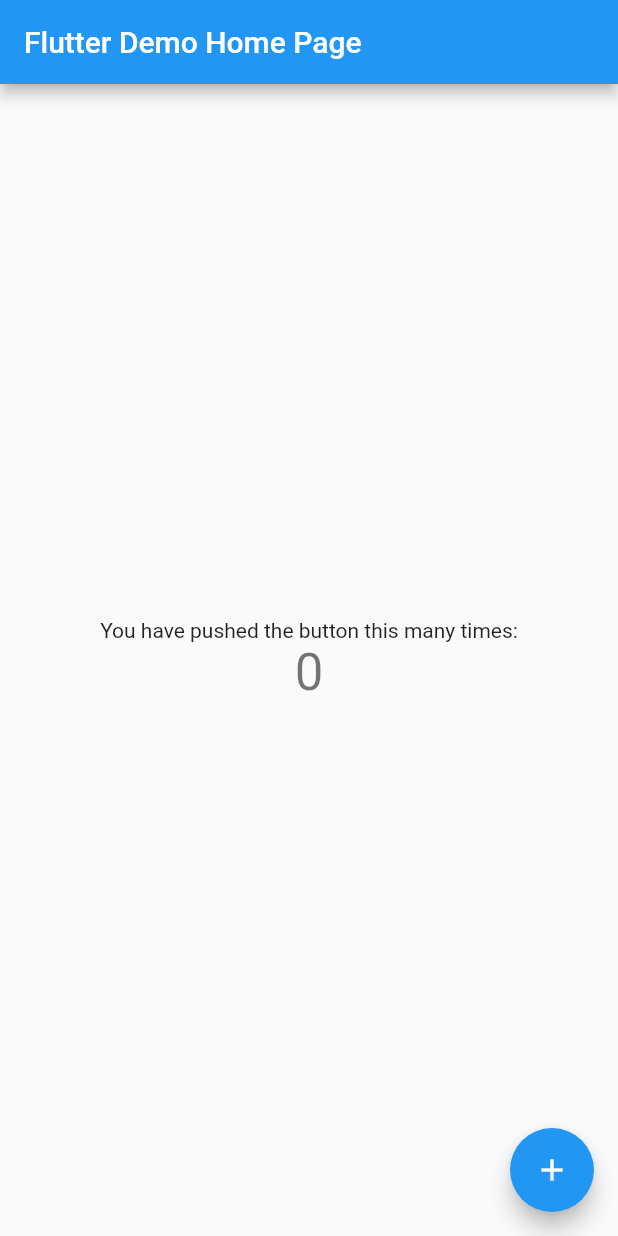
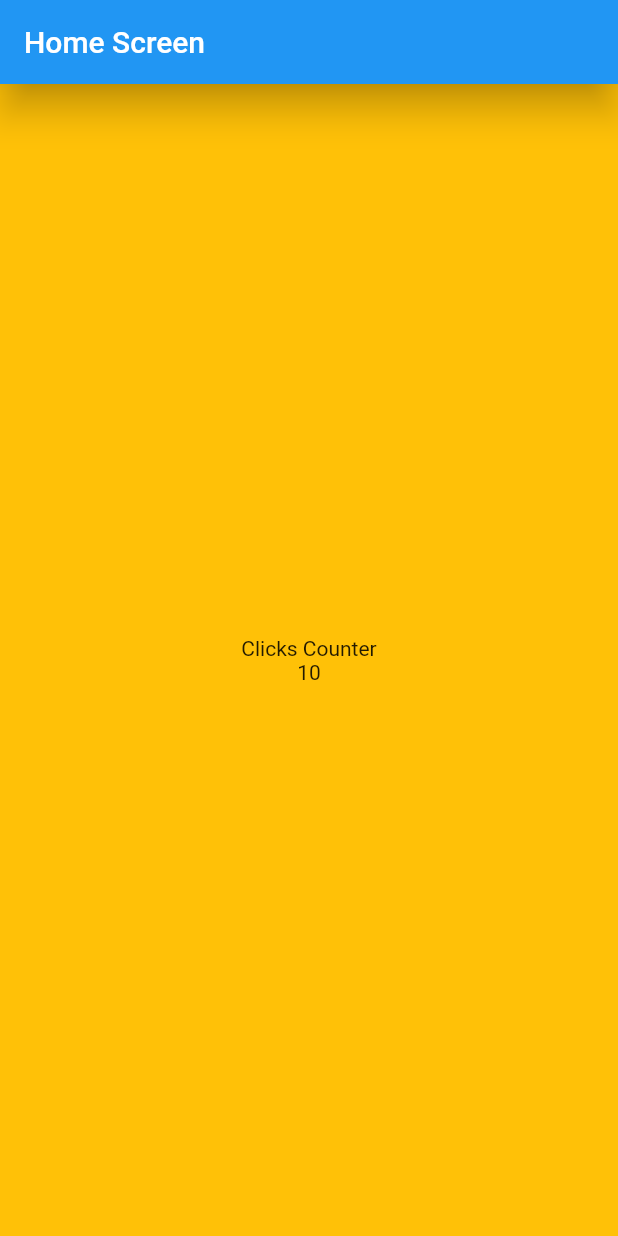
Before and after one commit to AlexanderMendivil/counter_flutter, a Flutter app: the screen it shows after launch, on a phone screen of 412 x 824 dp. Run offline on Flutter 3.47's test engine with Material 2 defaults, Android fonts, the phone set to English and light mode, and no system bars.

Commit message:
Primer widget

```diff
--- a/lib/main.dart
+++ b/lib/main.dart
@@ -1,115 +1,20 @@
 import 'package:flutter/material.dart';
+import 'package:counter_app/screens/home_screen.dart';
 
-void main() {
-  runApp(const MyApp());
+void main(){
+  runApp( const MyApp() );
 }
 
-class MyApp extends StatelessWidget {
+class MyApp extends StatelessWidget{
   const MyApp({super.key});
 
-  // This widget is the root of your application.
-  @override
-  Widget build(BuildContext context) {
-    return MaterialApp(
-      title: 'Flutter Demo',
-      theme: ThemeData(
-        // This is the theme of your application.
-        //
-        // Try running your application with "flutter run". You'll see the
-        // application has a blue toolbar. Then, without quitting the app, try
-        // changing the primarySwatch below to Colors.green and then invoke
-        // "hot reload" (press "r" in the console where you ran "flutter run",
-        // or simply save your changes to "hot reload" in a Flutter IDE).
-        // Notice that the counter didn't reset back to zero; the application
-        // is not restarted.
-        primarySwatch: Colors.blue,
-      ),
-      home: const MyHomePage(title: 'Flutter Demo Home Page'),
-    );
-  }
-}
-
-class MyHomePage extends StatefulWidget {
-  const MyHomePage({super.key, required this.title});
-
-  // This widget is the home page of your application. It is stateful, meaning
-  // that it has a State object (defined below) that contains fields that affect
-  // how it looks.
-
-  // This class is the configuration for the state. It holds the values (in this
-  // case the title) provided by the parent (in this case the App widget) and
-  // used by the build method of the State. Fields in a Widget subclass are
-  // always marked "final".
-
-  final String title;
-
-  @override
-  State<MyHomePage> createState() => _MyHomePageState();
-}
-
-class _MyHomePageState extends State<MyHomePage> {
-  int _counter = 0;
-
-  void _incrementCounter() {
-    setState(() {
-      // This call to setState tells the Flutter framework that something has
-      // changed in this State, which causes it to rerun the build method below
-      // so that the display can reflect the updated values. If we changed
-      // _counter without calling setState(), then the build method would not be
-      // called again, and so nothing would appear to happen.
-      _counter++;
-    });
-  }
 
   @override
   Widget build(BuildContext context) {
-    // This method is rerun every time setState is called, for instance as done
-    // by the _incrementCounter method above.
-    //
-    // The Flutter framework has been optimized to make rerunning build methods
-    // fast, so that you can just rebuild anything that needs updating rather
-    // than having to individually change instances of widgets.
-    return Scaffold(
-      appBar: AppBar(
-        // Here we take the value from the MyHomePage object that was created by
-        // the App.build method, and use it to set our appbar title.
-        title: Text(widget.title),
-      ),
-      body: Center(
-        // Center is a layout widget. It takes a single child and positions it
-        // in the middle of the parent.
-        child: Column(
-          // Column is also a layout widget. It takes a list of children and
-          // arranges them vertically. By default, it sizes itself to fit its
-          // children horizontally, and tries to be as tall as its parent.
-          //
-          // Invoke "debug painting" (press "p" in the console, choose the
-          // "Toggle Debug Paint" action from the Flutter Inspector in Android
-          // Studio, or the "Toggle Debug Paint" command in Visual Studio Code)
-          // to see the wireframe for each widget.
-          //
-          // Column has various properties to control how it sizes itself and
-          // how it positions its children. Here we use mainAxisAlignment to
-          // center the children vertically; the main axis here is the vertical
-          // axis because Columns are vertical (the cross axis would be
-          // horizontal).
-          mainAxisAlignment: MainAxisAlignment.center,
-          children: <Widget>[
-            const Text(
-              'You have pushed the button this many times:',
-            ),
-            Text(
-              '$_counter',
-              style: Theme.of(context).textTheme.headline4,
-            ),
-          ],
-        ),
-      ),
-      floatingActionButton: FloatingActionButton(
-        onPressed: _incrementCounter,
-        tooltip: 'Increment',
-        child: const Icon(Icons.add),
-      ), // This trailing comma makes auto-formatting nicer for build methods.
+    return const MaterialApp(
+      debugShowCheckedModeBanner: false,
+    home: HomeScreen(),
     );
   }
+
 }
--- /dev/null
+++ b/lib/screens/home_screen.dart
@@ -0,0 +1,26 @@
+import 'package:flutter/material.dart';
+
+class HomeScreen extends StatelessWidget{
+  const HomeScreen({super.key});
+
+
+  @override
+  Widget build(BuildContext context) {
+    return Scaffold(
+      appBar: AppBar(
+        title: const Text('Home Screen'),
+        elevation: 10.0,
+      ),
+      backgroundColor: Colors.amber,
+      body:  Center(
+        child: Column(
+          mainAxisAlignment: MainAxisAlignment.center,
+          children: const <Widget>[
+            Text('Clicks Counter'),
+            Text('10'),
+          ],
+        ),
+      ),
+    );
+  }
+}
```
